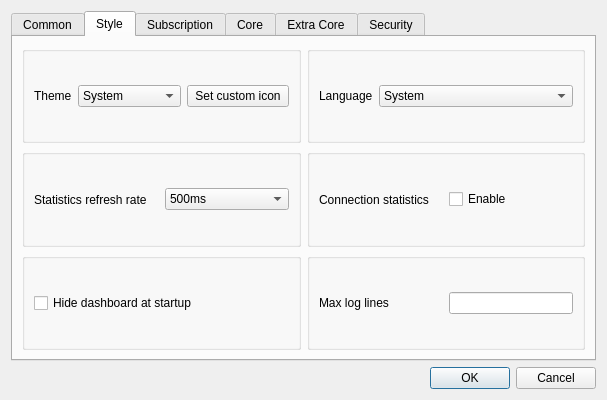
Qt form ui/dialog_basic_settings.ui (MatsuriDayo/nekoray) before a commit.
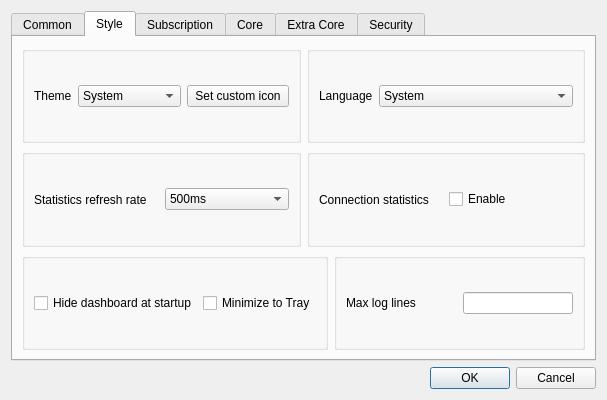
The same form after that commit. The open tabs and pages were chosen to show the change. Custom widgets are drawn as their Qt base class.

Commit message: Add option "Minimize to Tray"

Patch:
```diff
--- a/ui/dialog_basic_settings.ui
+++ b/ui/dialog_basic_settings.ui
@@ -461,6 +461,13 @@
               </property>
              </widget>
             </item>
+            <item>
+             <widget class="QCheckBox" name="minimize2tray">
+              <property name="text">
+               <string>Minimize to Tray</string>
+              </property>
+             </widget>
+            </item>
            </layout>
           </widget>
          </item>
```
The commit also changes 4 other files.
